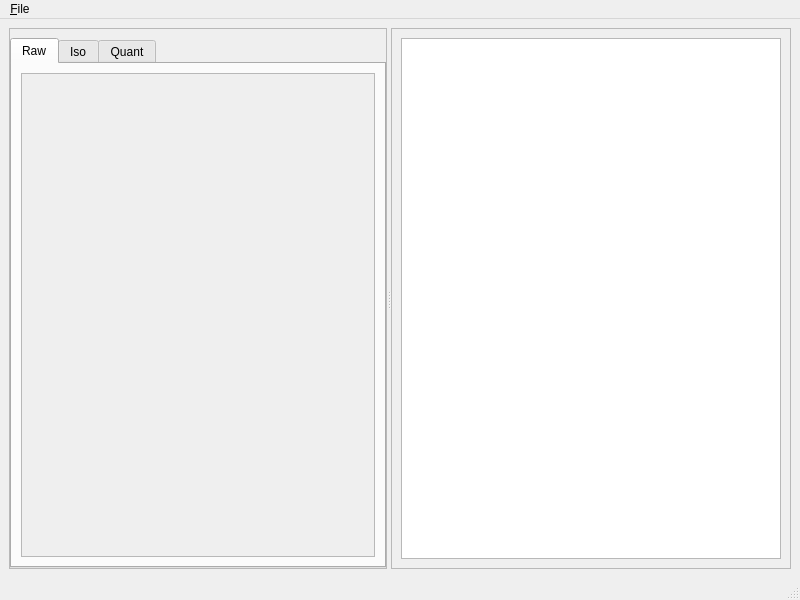
swinnenteam/LipidQMap, file resources/views/MsiMainWindow.ui: the form before one commit.
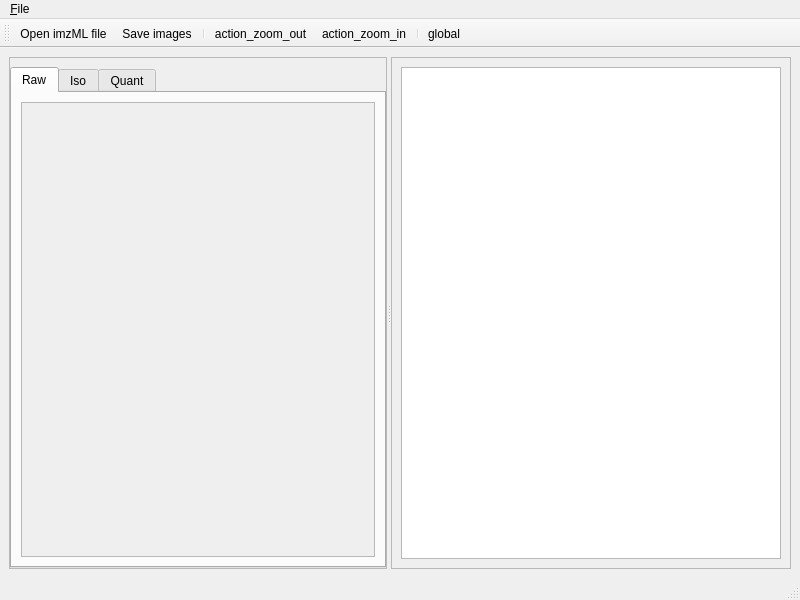
The form after the commit. The open tabs and pages were chosen to show the change. Icons and pictures are not drawn.

Commit message: add toolbar and global scale option

The edit to the form file:
```diff
--- a/resources/views/MsiMainWindow.ui
+++ b/resources/views/MsiMainWindow.ui
@@ -67,7 +67,7 @@
                  <x>0</x>
                  <y>0</y>
                  <width>319</width>
-                 <height>454</height>
+                 <height>422</height>
                 </rect>
                </property>
                <layout class="QVBoxLayout" name="verticalLayout_4"/>
@@ -221,6 +221,30 @@
    <addaction name="menu_file"/>
   </widget>
   <widget class="QStatusBar" name="statusbar"/>
+  <widget class="QToolBar" name="toolBar">
+   <property name="windowTitle">
+    <string>toolBar</string>
+   </property>
+   <property name="iconSize">
+    <size>
+     <width>20</width>
+     <height>20</height>
+    </size>
+   </property>
+   <attribute name="toolBarArea">
+    <enum>TopToolBarArea</enum>
+   </attribute>
+   <attribute name="toolBarBreak">
+    <bool>false</bool>
+   </attribute>
+   <addaction name="action_open_imzml_dialog"/>
+   <addaction name="action_save_images"/>
+   <addaction name="separator"/>
+   <addaction name="action_zoom_out"/>
+   <addaction name="action_zoom_in"/>
+   <addaction name="separator"/>
+   <addaction name="action_global"/>
+  </widget>
   <action name="action_open_imzml_dialog">
    <property name="text">
     <string>Open imzML file...</string>
@@ -231,6 +255,54 @@
     <string>Save images...</string>
    </property>
   </action>
+  <action name="action_zoom_in">
+   <property name="icon">
+    <iconset resource="../resources.qrc">
+     <normaloff>:/images/icons/zoom_in.png</normaloff>:/images/icons/zoom_in.png</iconset>
+   </property>
+   <property name="text">
+    <string>action_zoom_in</string>
+   </property>
+   <property name="toolTip">
+    <string>Zoom in</string>
+   </property>
+   <property name="menuRole">
+    <enum>QAction::NoRole</enum>
+   </property>
+  </action>
+  <action name="action_zoom_out">
+   <property name="icon">
+    <iconset resource="../resources.qrc">
+     <normaloff>:/images/icons/zoom_out.png</normaloff>:/images/icons/zoom_out.png</iconset>
+   </property>
+   <property name="text">
+    <string>action_zoom_out</string>
+   </property>
+   <property name="toolTip">
+    <string>Zoom out</string>
+   </property>
+   <property name="menuRole">
+    <enum>QAction::NoRole</enum>
+   </property>
+  </action>
+  <action name="action_global">
+   <property name="checkable">
+    <bool>true</bool>
+   </property>
+   <property name="icon">
+    <iconset resource="../resources.qrc">
+     <normaloff>:/images/icons/global.png</normaloff>:/images/icons/global.png</iconset>
+   </property>
+   <property name="text">
+    <string>global</string>
+   </property>
+   <property name="toolTip">
+    <string>Set quantitation scale globally across all images.</string>
+   </property>
+   <property name="menuRole">
+    <enum>QAction::NoRole</enum>
+   </property>
+  </action>
  </widget>
  <resources/>
  <connections/>
```
Left out of the diff: 18 changed lines with no effect on the pictures. The commit also changes 18 other files.
